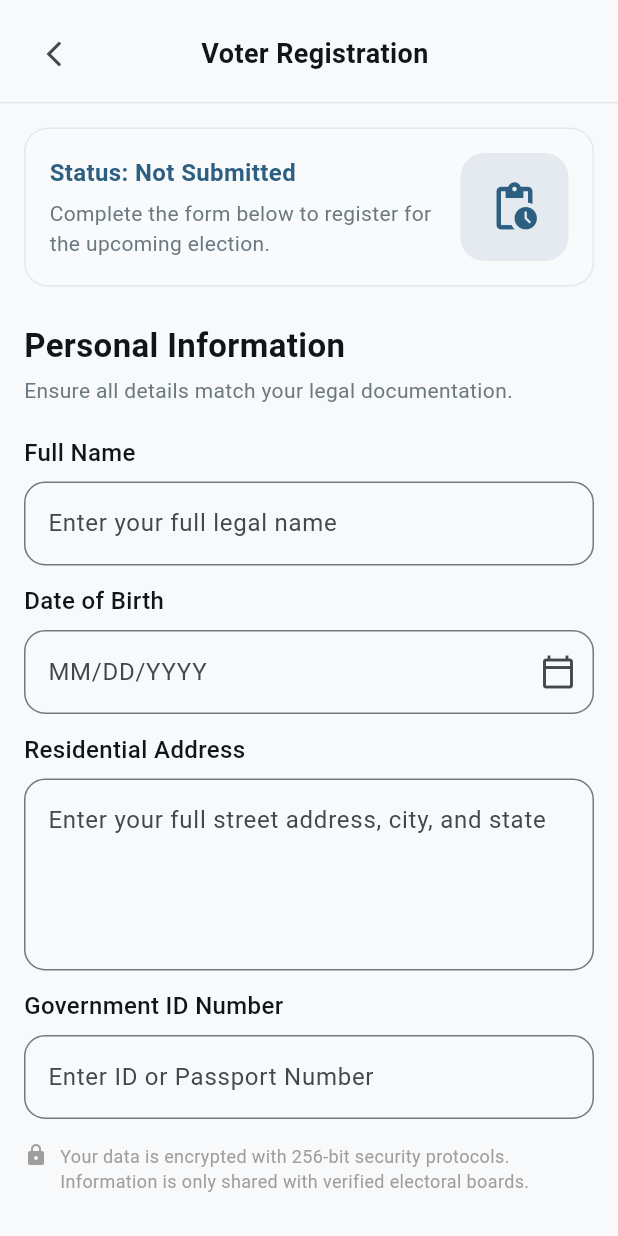
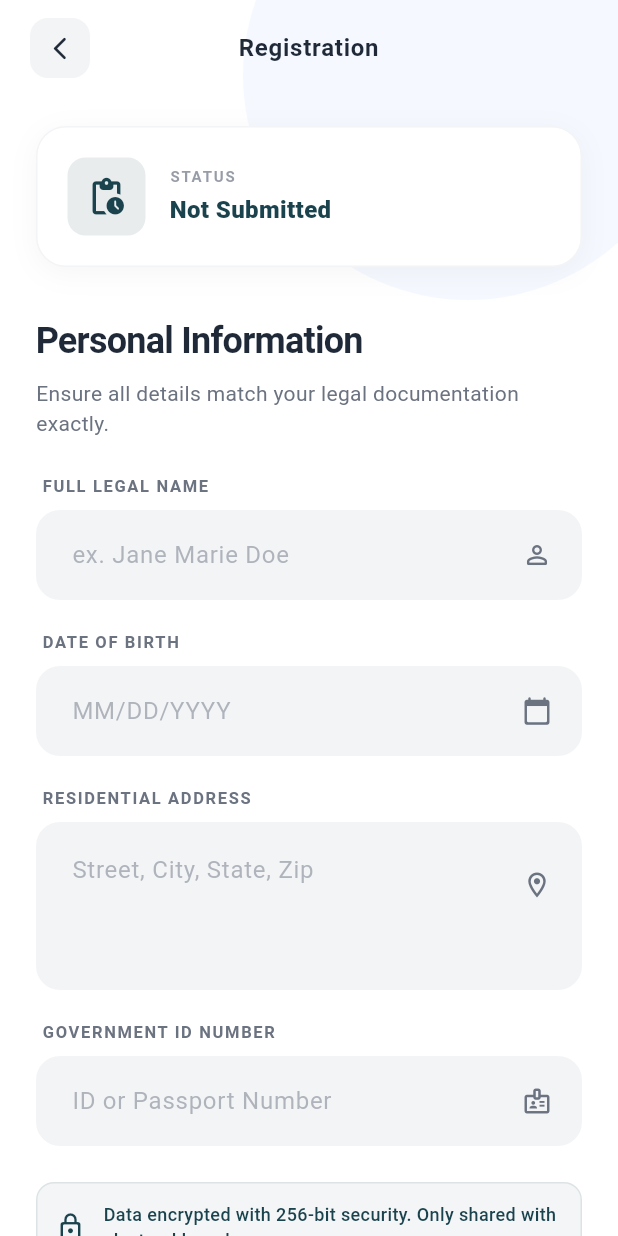
Before and after one commit to Votum-SecurVote/Votum-admin, a Flutter app: the VoterRegistrationScreen screen opened by its route, on a phone screen of 412 x 824 dp. Run offline on Flutter 3.47's test engine with Material 3 defaults, Android fonts, the phone set to English and light mode, and no system bars; Roboto replaces fonts that are missing (PublicSans).

Commit message:
changes in ui

```diff
--- a/securevote/lib/login_screen.dart
+++ b/securevote/lib/login_screen.dart
@@ -174,7 +174,8 @@ class _LoginScreenState extends State<LoginScreen> {
                               style: TextStyle(color: textSecondary),
                             ),
                             TextButton(
-                              onPressed: () {},
+                              onPressed: () =>
+                                  Navigator.pushNamed(context, '/register'),
                               child: const Text(
                                 'Register for Digital ID',
                                 style: TextStyle(
--- a/securevote/lib/voter_registration_screen.dart
+++ b/securevote/lib/voter_registration_screen.dart
@@ -9,9 +9,13 @@ class VoterRegistrationScreen extends StatefulWidget {
 }
 
 class _VoterRegistrationScreenState extends State<VoterRegistrationScreen> {
-  static const Color primaryColor = Color(0xFF2C5F81);
-  static const Color textDark = Color(0xFF121516);
-  static const Color borderGray = Color(0xFFDDE1E3);
+  // Shared Palette (From Login Screen)
+  static const Color brandPrimary = Color(0xFF1A434E); // Deep Slate Teal
+  static const Color accentBlue = Color(0xFF3B82F6); // Trust Blue
+  static const Color bgCanvas = Color(0xFFFFFFFF);
+  static const Color textMain = Color(0xFF1F2937);
+  static const Color textSecondary = Color(0xFF6B7280);
+  static const Color inputFill = Color(0xFFF3F4F6);
 
   final TextEditingController nameController = TextEditingController();
   final TextEditingController dobController = TextEditingController();
@@ -21,171 +25,129 @@ class _VoterRegistrationScreenState extends State<VoterRegistrationScreen> {
   @override
   Widget build(BuildContext context) {
     return Scaffold(
-      body: SafeArea(
-        child: LayoutBuilder(
-          builder: (context, constraints) {
-            final width = constraints.maxWidth > 480
-                ? 480.0
-                : constraints.maxWidth;
+      backgroundColor: bgCanvas,
+      body: Stack(
+        children: [
+          // 1. Background Decoration (Consistent with Login)
+          Positioned(
+            top: -100,
+            right: -50,
+            child: CircleAvatar(
+              radius: 150,
+              backgroundColor: accentBlue.withOpacity(0.05),
+            ),
+          ),
 
-            return Align(
-              alignment: Alignment.topCenter,
-              child: SizedBox(
-                width: width,
+          SafeArea(
+            child: Center(
+              // 2. Responsive Constraint
+              child: ConstrainedBox(
+                constraints: const BoxConstraints(maxWidth: 420),
+                child: Column(
+                  children: [
+                    // 3. Custom App Bar
+                    _buildAppBar(context),
+
+                    Expanded(
                       child: SingleChildScrollView(
-                  padding: const EdgeInsets.only(bottom: 32),
+                        padding: const EdgeInsets.symmetric(horizontal: 24),
+                        physics: const BouncingScrollPhysics(),
                         child: Column(
                           crossAxisAlignment: CrossAxisAlignment.start,
                           children: [
-                      /// Top App Bar
+                            const SizedBox(height: 20),
+
+                            // 4. Status Card
+                            _buildStatusCard(),
+
+                            const SizedBox(height: 32),
+
+                            // 5. Section Header
+                            const Text(
+                              'Personal Information',
+                              style: TextStyle(
+                                fontSize: 24,
+                                fontWeight: FontWeight.bold,
+                                color: textMain,
+                                letterSpacing: -0.5,
+                              ),
+                            ),
+                            const SizedBox(height: 8),
+                            const Text(
+                              'Ensure all details match your legal documentation exactly.',
+                              style: TextStyle(
+                                fontSize: 14,
+                                color: textSecondary,
+                                height: 1.4,
+                              ),
+                            ),
+
+                            const SizedBox(height: 24),
+
+                            // 6. Form Fields
+                            _buildModernField(
+                              label: 'Full Legal Name',
+                              controller: nameController,
+                              hint: 'ex. Jane Marie Doe',
+                              icon: Icons.person_outline_rounded,
+                            ),
+
+                            const SizedBox(height: 20),
+
+                            _buildModernField(
+                              label: 'Date of Birth',
+                              controller: dobController,
+                              hint: 'MM/DD/YYYY',
+                              icon: Icons.calendar_today_rounded,
+                              isDate: true,
+                            ),
+
+                            const SizedBox(height: 20),
+
+                            _buildModernField(
+                              label: 'Residential Address',
+                              controller: addressController,
+                              hint: 'Street, City, State, Zip',
+                              icon: Icons.location_on_outlined,
+                              maxLines: 3,
+                            ),
+
+                            const SizedBox(height: 20),
+
+                            _buildModernField(
+                              label: 'Government ID Number',
+                              controller: govIdController,
+                              hint: 'ID or Passport Number',
+                              icon: Icons.badge_outlined,
+                            ),
+
+                            const SizedBox(height: 24),
+
+                            // 7. Security Badge
                             Container(
-                        padding: const EdgeInsets.fromLTRB(12, 12, 12, 8),
-                        decoration: const BoxDecoration(
-                          border: Border(
-                            bottom: BorderSide(color: Color(0xFFE5E7EB)),
+                              padding: const EdgeInsets.all(12),
+                              decoration: BoxDecoration(
+                                color: brandPrimary.withOpacity(0.05),
+                                borderRadius: BorderRadius.circular(12),
+                                border: Border.all(
+                                  color: brandPrimary.withOpacity(0.1),
                                 ),
                               ),
                               child: Row(
                                 children: [
-                            IconButton(
-                              icon: const Icon(
-                                Icons.arrow_back_ios_new,
+                                  const Icon(
+                                    Icons.lock_outline_rounded,
+                                    color: brandPrimary,
                                     size: 20,
                                   ),
-                              onPressed: () => Navigator.pop(context),
-                            ),
+                                  const SizedBox(width: 12),
                                   const Expanded(
                                     child: Text(
-                                'Voter Registration',
-                                textAlign: TextAlign.center,
+                                      'Data encrypted with 256-bit security. Only shared with electoral boards.',
                                       style: TextStyle(
-                                  fontSize: 18,
-                                  fontWeight: FontWeight.bold,
-                                  color: textDark,
-                                ),
-                              ),
-                            ),
-                            const SizedBox(width: 40),
-                          ],
-                        ),
-                      ),
-
-                      /// Status Card
-                      Padding(
-                        padding: const EdgeInsets.all(16),
-                        child: Container(
-                          padding: const EdgeInsets.all(16),
-                          decoration: BoxDecoration(
-                            color: const Color(0xFFF9FAFB),
-                            borderRadius: BorderRadius.circular(16),
-                            border: Border.all(color: const Color(0xFFE5E7EB)),
-                          ),
-                          child: Row(
-                            children: [
-                              Expanded(
-                                child: Column(
-                                  crossAxisAlignment: CrossAxisAlignment.start,
-                                  children: const [
-                                    Text(
-                                      'Status: Not Submitted',
-                                      style: TextStyle(
-                                        color: primaryColor,
-                                        fontWeight: FontWeight.bold,
-                                        fontSize: 16,
-                                      ),
-                                    ),
-                                    SizedBox(height: 6),
-                                    Text(
-                                      'Complete the form below to register for the upcoming election.',
-                                      style: TextStyle(
-                                        fontSize: 14,
-                                        color: Color(0xFF6A7881),
-                                      ),
-                                    ),
-                                  ],
-                                ),
-                              ),
-                              Container(
-                                width: 72,
-                                height: 72,
-                                decoration: BoxDecoration(
-                                  color: primaryColor.withOpacity(0.1),
-                                  borderRadius: BorderRadius.circular(16),
-                                ),
-                                child: const Icon(
-                                  Icons.pending_actions,
-                                  size: 36,
-                                  color: primaryColor,
-                                ),
-                              ),
-                            ],
-                          ),
-                        ),
-                      ),
-
-                      /// Section Header
-                      const Padding(
-                        padding: EdgeInsets.fromLTRB(16, 8, 16, 4),
-                        child: Text(
-                          'Personal Information',
-                          style: TextStyle(
-                            fontSize: 22,
-                            fontWeight: FontWeight.bold,
-                            color: textDark,
-                          ),
-                        ),
-                      ),
-
-                      const Padding(
-                        padding: EdgeInsets.symmetric(horizontal: 16),
-                        child: Text(
-                          'Ensure all details match your legal documentation.',
-                          style: TextStyle(
-                            fontSize: 14,
-                            color: Color(0xFF6A7881),
-                          ),
-                        ),
-                      ),
-
-                      const SizedBox(height: 8),
-
-                      /// Full Name
-                      _buildField(
-                        label: 'Full Name',
-                        controller: nameController,
-                        hint: 'Enter your full legal name',
-                      ),
-
-                      /// Date of Birth
-                      Padding(
-                        padding: const EdgeInsets.fromLTRB(16, 12, 16, 0),
-                        child: Column(
-                          crossAxisAlignment: CrossAxisAlignment.start,
-                          children: [
-                            const Text(
-                              'Date of Birth',
-                              style: TextStyle(
-                                fontSize: 16,
+                                        fontSize: 12,
+                                        color: brandPrimary,
                                         fontWeight: FontWeight.w500,
-                                color: textDark,
-                              ),
-                            ),
-                            const SizedBox(height: 8),
-                            TextField(
-                              controller: dobController,
-                              decoration: InputDecoration(
-                                hintText: 'MM/DD/YYYY',
-                                suffixIcon: const Icon(
-                                  Icons.calendar_today_outlined,
-                                ),
-                                border: OutlineInputBorder(
-                                  borderRadius: BorderRadius.circular(14),
-                                ),
-                                focusedBorder: OutlineInputBorder(
-                                  borderRadius: BorderRadius.circular(14),
-                                  borderSide: const BorderSide(
-                                    color: primaryColor,
-                                  ),
                                       ),
                                     ),
                                   ),
@@ -193,103 +155,146 @@ class _VoterRegistrationScreenState extends State<VoterRegistrationScreen> {
                               ),
                             ),
 
-                      /// Address
-                      Padding(
-                        padding: const EdgeInsets.fromLTRB(16, 12, 16, 0),
-                        child: Column(
-                          crossAxisAlignment: CrossAxisAlignment.start,
-                          children: [
-                            const Text(
-                              'Residential Address',
+                            const SizedBox(height: 32),
+
+                            // 8. Submit Button
+                            SizedBox(
+                              width: double.infinity,
+                              height: 56,
+                              child: ElevatedButton(
+                                onPressed: () {},
+                                style: ElevatedButton.styleFrom(
+                                  backgroundColor: brandPrimary,
+                                  foregroundColor: Colors.white,
+                                  elevation: 0,
+                                  shape: RoundedRectangleBorder(
+                                    borderRadius: BorderRadius.circular(16),
+                                  ),
+                                ),
+                                child: const Text(
+                                  'Submit Application',
                                   style: TextStyle(
                                     fontSize: 16,
-                                fontWeight: FontWeight.w500,
-                                color: textDark,
+                                    fontWeight: FontWeight.bold,
                                   ),
                                 ),
-                            const SizedBox(height: 8),
-                            TextField(
-                              controller: addressController,
-                              maxLines: 4,
-                              decoration: InputDecoration(
-                                hintText:
-                                    'Enter your full street address, city, and state',
-                                border: OutlineInputBorder(
-                                  borderRadius: BorderRadius.circular(14),
                               ),
-                                focusedBorder: OutlineInputBorder(
-                                  borderRadius: BorderRadius.circular(14),
-                                  borderSide: const BorderSide(
-                                    color: primaryColor,
+                            ),
+
+                            const SizedBox(height: 16),
+
+                            Center(
+                              child: TextButton(
+                                onPressed: () {},
+                                child: const Text(
+                                  "View Requirements",
+                                  style: TextStyle(color: textSecondary),
+                                ),
+                              ),
+                            ),
+
+                            const SizedBox(height: 40),
+                          ],
+                        ),
+                      ),
+                    ),
+                  ],
                 ),
               ),
             ),
           ),
         ],
       ),
+    );
+  }
+
+  Widget _buildAppBar(BuildContext context) {
+    return Padding(
+      padding: const EdgeInsets.fromLTRB(16, 8, 16, 8),
+      child: Row(
+        children: [
+          IconButton(
+            onPressed: () => Navigator.pop(context),
+            style: IconButton.styleFrom(
+              backgroundColor: inputFill,
+              shape: RoundedRectangleBorder(
+                borderRadius: BorderRadius.circular(12),
               ),
-
-                      /// Government ID
-                      _buildField(
-                        label: 'Government ID Number',
-                        controller: govIdController,
-                        hint: 'Enter ID or Passport Number',
             ),
-
-                      /// Security Note
-                      Padding(
-                        padding: const EdgeInsets.all(16),
-                        child: Row(
-                          crossAxisAlignment: CrossAxisAlignment.start,
-                          children: const [
-                            Icon(Icons.lock, size: 16, color: Colors.grey),
-                            SizedBox(width: 8),
-                            Expanded(
+            icon: const Icon(
+              Icons.arrow_back_ios_new_rounded,
+              size: 18,
+              color: textMain,
+            ),
+          ),
+          const Expanded(
             child: Text(
-                                'Your data is encrypted with 256-bit security protocols. '
-                                'Information is only shared with verified electoral boards.',
+              'Registration',
+              textAlign: TextAlign.center,
               style: TextStyle(
-                                  fontSize: 12,
-                                  color: Colors.grey,
+                fontWeight: FontWeight.bold,
+                fontSize: 16,
+                color: textMain,
+                letterSpacing: 0.5,
               ),
             ),
           ),
+          const SizedBox(width: 48), // Balance the back button space
         ],
       ),
+    );
+  }
+
+  Widget _buildStatusCard() {
+    return Container(
+      padding: const EdgeInsets.all(20),
+      decoration: BoxDecoration(
+        color: Colors.white,
+        borderRadius: BorderRadius.circular(20),
+        boxShadow: [
+          BoxShadow(
+            color: Colors.black.withOpacity(0.04),
+            blurRadius: 16,
+            offset: const Offset(0, 4),
           ),
-
-                      /// Submit Button
-                      Padding(
-                        padding: const EdgeInsets.all(16),
-                        child: Column(
+        ],
+        border: Border.all(color: inputFill),
+      ),
+      child: Row(
         children: [
-                            SizedBox(
-                              width: double.infinity,
-                              child: ElevatedButton.icon(
-                                onPressed: () {},
-                                icon: const Icon(Icons.how_to_reg),
-                                label: const Text('Submit Application'),
-                                style: ElevatedButton.styleFrom(
-                                  backgroundColor: primaryColor,
-                                  padding: const EdgeInsets.symmetric(
-                                    vertical: 16,
+          Container(
+            padding: const EdgeInsets.all(12),
+            decoration: BoxDecoration(
+              color: brandPrimary.withOpacity(0.1),
+              borderRadius: BorderRadius.circular(12),
             ),
-                                  shape: RoundedRectangleBorder(
-                                    borderRadius: BorderRadius.circular(16),
-                                  ),
-                                  textStyle: const TextStyle(
-                                    fontSize: 16,
-                                    fontWeight: FontWeight.bold,
+            child: const Icon(
+              Icons.pending_actions_rounded,
+              color: brandPrimary,
+              size: 28,
             ),
           ),
+          const SizedBox(width: 16),
+          Expanded(
+            child: Column(
+              crossAxisAlignment: CrossAxisAlignment.start,
+              children: [
+                Text(
+                  'STATUS',
+                  style: TextStyle(
+                    fontSize: 10,
+                    fontWeight: FontWeight.bold,
+                    color: textSecondary.withOpacity(0.7),
+                    letterSpacing: 1.2,
                   ),
                 ),
-                            const SizedBox(height: 8),
-                            TextButton(
-                              onPressed: () {},
-                              child: const Text(
-                                'View Registration Requirements',
-                                style: TextStyle(color: Color(0xFF6A7881)),
+                const SizedBox(height: 4),
+                const Text(
+                  'Not Submitted',
+                  style: TextStyle(
+                    fontSize: 16,
+                    fontWeight: FontWeight.w800,
+                    color: brandPrimary,
                   ),
                 ),
               ],
@@ -297,49 +302,64 @@ class _VoterRegistrationScreenState extends State<VoterRegistrationScreen> {
           ),
         ],
       ),
-                ),
-              ),
-            );
-          },
-        ),
-      ),
     );
   }
 
-  Widget _buildField({
+  Widget _buildModernField({
     required String label,
     required TextEditingController controller,
     required String hint,
+    required IconData icon,
+    int maxLines = 1,
+    bool isDate = false,
   }) {
-    return Padding(
-      padding: const EdgeInsets.fromLTRB(16, 12, 16, 0),
-      child: Column(
+    return Column(
       crossAxisAlignment: CrossAxisAlignment.start,
       children: [
-          Text(
-            label,
+        Padding(
+          padding: const EdgeInsets.only(left: 4, bottom: 8),
+          child: Text(
+            label.toUpperCase(),
             style: const TextStyle(
-              fontSize: 16,
-              fontWeight: FontWeight.w500,
-              color: textDark,
+              fontSize: 11,
+              fontWeight: FontWeight.bold,
+              color: textSecondary,
+              letterSpacing: 1.1,
             ),
           ),
-          const SizedBox(height: 8),
+        ),
         TextField(
           controller: controller,
+          maxLines: maxLines,
+          keyboardType: isDate ? TextInputType.datetime : TextInputType.text,
           decoration: InputDecoration(
+            filled: true,
+            fillColor: inputFill,
             hintText: hint,
+            hintStyle: TextStyle(color: textSecondary.withOpacity(0.5)),
+            suffixIcon: Padding(
+              padding: EdgeInsets.only(
+                right: 12,
+                top: maxLines > 1 ? 12 : 0,
+                bottom: maxLines > 1 ? 40 : 0,
+              ),
+              child: Icon(icon, size: 20, color: textSecondary),
+            ),
             border: OutlineInputBorder(
-                borderRadius: BorderRadius.circular(14),
+              borderRadius: BorderRadius.circular(16),
+              borderSide: BorderSide.none,
             ),
             focusedBorder: OutlineInputBorder(
-                borderRadius: BorderRadius.circular(14),
-                borderSide: const BorderSide(color: primaryColor),
+              borderRadius: BorderRadius.circular(16),
+              borderSide: const BorderSide(color: brandPrimary, width: 2),
+            ),
+            contentPadding: EdgeInsets.symmetric(
+              horizontal: 20,
+              vertical: maxLines > 1 ? 20 : 18,
             ),
           ),
         ),
       ],
-      ),
     );
   }
 }
```
Lines whose indentation alone changed are shown as unchanged.
